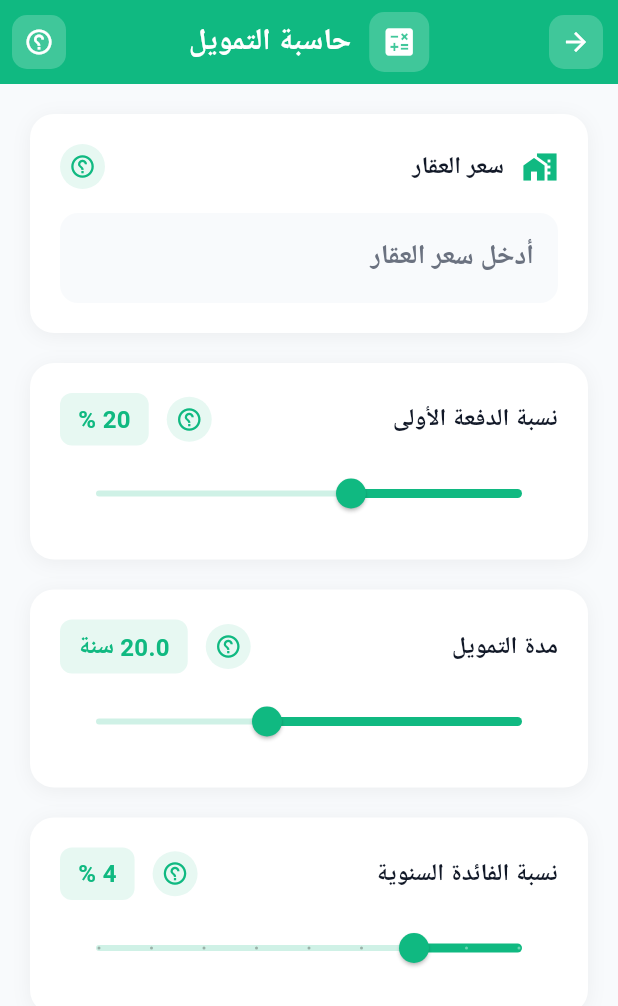
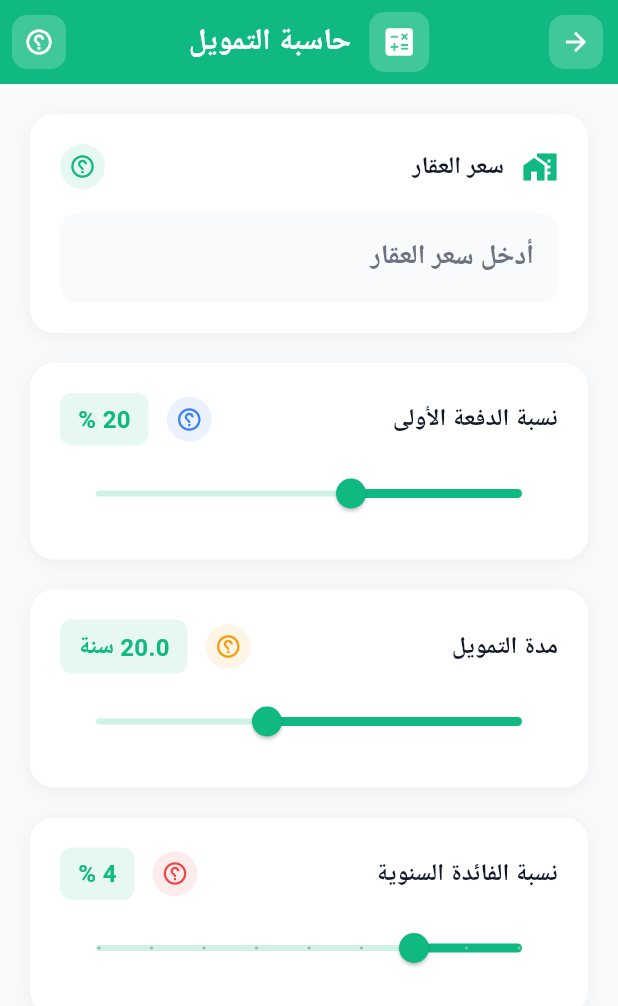
Before and after one commit to kkkrraamm/aldlma, a Flutter app: the MortgageCalculatorPage screen opened directly, on a phone screen of 412 x 824 dp. Shown: the top 1006 px of the screen. Run offline on Flutter 3.47's test engine with Material 3 defaults, Android fonts, the phone set to English and light mode, and no system bars; our stand-ins replace cached_network_image, device_info_plus, firebase_core, firebase_messaging, fl_chart, flutter_local_notifications and 9 more; accounts and stored records are empty; network calls fail; Roboto replaces fonts that are missing (Cairo).

Commit message:
feat: إضافة ملف مساعد مشترك للحاسبات
✅ التحديثات:
- إنشاء calculator_helpers.dart
- دوال مشتركة:
  • showFieldHelp() - نافذة الشرح
  • buildHelpButton() - زر المساعدة
- تحديث mortgage_calculator لاستخدام الدوال المشتركة
- حذف الكود المكرر
- ملف JSON بجميع الشروحات

✅ الفوائد:
- كود أنظف
- سهولة الصيانة
- إضافة سريعة لباقي الحاسبات

```diff
--- /dev/null
+++ b/lib/calculator_helpers.dart
@@ -0,0 +1,131 @@
+import 'package:flutter/material.dart';
+import 'package:google_fonts/google_fonts.dart';
+import 'theme_config.dart';
+
+/// دالة لعرض نافذة شرح الحقل
+void showFieldHelp(
+  BuildContext context,
+  ThemeConfig theme,
+  String title,
+  String description,
+  IconData icon,
+  Color color,
+) {
+  showDialog(
+    context: context,
+    builder: (context) => Dialog(
+      backgroundColor: Colors.transparent,
+      child: Container(
+        padding: const EdgeInsets.all(24),
+        decoration: BoxDecoration(
+          color: theme.isDarkMode ? const Color(0xFF1a1f2e) : Colors.white,
+          borderRadius: BorderRadius.circular(24),
+          boxShadow: [
+            BoxShadow(
+              color: Colors.black.withOpacity(0.2),
+              blurRadius: 20,
+              offset: const Offset(0, 10),
+            ),
+          ],
+        ),
+        child: Column(
+          mainAxisSize: MainAxisSize.min,
+          children: [
+            // الأيقونة
+            Container(
+              padding: const EdgeInsets.all(16),
+              decoration: BoxDecoration(
+                gradient: LinearGradient(
+                  colors: [color, color.withOpacity(0.8)],
+                ),
+                shape: BoxShape.circle,
+                boxShadow: [
+                  BoxShadow(
+                    color: color.withOpacity(0.3),
+                    blurRadius: 12,
+                    offset: const Offset(0, 4),
+                  ),
+                ],
+              ),
+              child: Icon(icon, color: Colors.white, size: 32),
+            ),
+            const SizedBox(height: 20),
+
+            // العنوان
+            Text(
+              title,
+              style: GoogleFonts.cairo(
+                fontSize: 20,
+                fontWeight: FontWeight.bold,
+                color: theme.textPrimaryColor,
+              ),
+              textAlign: TextAlign.center,
+            ),
+            const SizedBox(height: 16),
+
+            // الوصف
+            Text(
+              description,
+              style: GoogleFonts.cairo(
+                fontSize: 15,
+                color: theme.textSecondaryColor,
+                height: 1.6,
+              ),
+              textAlign: TextAlign.center,
+            ),
+            const SizedBox(height: 24),
+
+            // زر الإغلاق
+            SizedBox(
+              width: double.infinity,
+              child: ElevatedButton(
+                onPressed: () => Navigator.pop(context),
+                style: ElevatedButton.styleFrom(
+                  backgroundColor: color,
+                  padding: const EdgeInsets.symmetric(vertical: 14),
+                  shape: RoundedRectangleBorder(
+                    borderRadius: BorderRadius.circular(12),
+                  ),
+                ),
+                child: Text(
+                  'فهمت!',
+                  style: GoogleFonts.cairo(
+                    fontSize: 16,
+                    fontWeight: FontWeight.bold,
+                    color: Colors.white,
+                  ),
+                ),
+              ),
+            ),
+          ],
+        ),
+      ),
+    ),
+  );
+}
+
+/// زر المساعدة الصغير
+Widget buildHelpButton(
+  BuildContext context,
+  ThemeConfig theme,
+  String title,
+  String description,
+  IconData icon,
+  Color color,
+) {
+  return GestureDetector(
+    onTap: () => showFieldHelp(context, theme, title, description, icon, color),
+    child: Container(
+      padding: const EdgeInsets.all(6),
+      decoration: BoxDecoration(
+        color: color.withOpacity(0.1),
+        shape: BoxShape.circle,
+      ),
+      child: Icon(
+        Icons.help_outline,
+        size: 18,
+        color: color,
+      ),
+    ),
+  );
+}
--- a/lib/mortgage_calculator_page.dart
+++ b/lib/mortgage_calculator_page.dart
@@ -4,6 +4,7 @@ import 'package:flutter/services.dart';
 import 'package:google_fonts/google_fonts.dart';
 import 'package:provider/provider.dart';
 import 'theme_config.dart';
+import 'calculator_helpers.dart' as helpers;
 
 class MortgageCalculatorPage extends StatefulWidget {
   final double? initialPrice;
@@ -361,21 +362,7 @@ class _MortgageCalculatorPageState extends State<MortgageCalculatorPage> {
                 ),
               ),
               if (hint != null)
-                GestureDetector(
-                  onTap: () => _showFieldHelp(context, theme, label, hint, icon, theme.primaryColor),
-                  child: Container(
-                    padding: const EdgeInsets.all(6),
-                    decoration: BoxDecoration(
-                      color: theme.primaryColor.withOpacity(0.1),
-                      shape: BoxShape.circle,
-                    ),
-                    child: Icon(
-                      Icons.help_outline,
-                      size: 18,
-                      color: theme.primaryColor,
-                    ),
-                  ),
-                ),
+                helpers.buildHelpButton(context, theme, label, hint, icon, theme.primaryColor),
             ],
           ),
           const SizedBox(height: 16),
@@ -460,21 +447,7 @@ class _MortgageCalculatorPageState extends State<MortgageCalculatorPage> {
                       ),
                     ),
                     if (hint != null)
-                      GestureDetector(
-                        onTap: () => _showFieldHelp(context, theme, label, hint, icon ?? Icons.tune, color ?? theme.primaryColor),
-                        child: Container(
-                          padding: const EdgeInsets.all(6),
-                          decoration: BoxDecoration(
-                            color: theme.primaryColor.withOpacity(0.1),
-                            shape: BoxShape.circle,
-                          ),
-                          child: Icon(
-                            Icons.help_outline,
-                            size: 18,
-                            color: theme.primaryColor,
-                          ),
-                        ),
-                      ),
+                      helpers.buildHelpButton(context, theme, label, hint, icon ?? Icons.tune, color ?? theme.primaryColor),
                   ],
                 ),
               ),
@@ -840,100 +813,6 @@ class _MortgageCalculatorPageState extends State<MortgageCalculatorPage> {
     );
   }
 
-  void _showFieldHelp(BuildContext context, ThemeConfig theme, String title, String description, IconData icon, Color color) {
-    showDialog(
-      context: context,
-      builder: (context) => Dialog(
-        backgroundColor: Colors.transparent,
-        child: Container(
-          padding: const EdgeInsets.all(24),
-          decoration: BoxDecoration(
-            color: theme.isDarkMode ? const Color(0xFF1a1f2e) : Colors.white,
-            borderRadius: BorderRadius.circular(24),
-            boxShadow: [
-              BoxShadow(
-                color: Colors.black.withOpacity(0.2),
-                blurRadius: 20,
-                offset: const Offset(0, 10),
-              ),
-            ],
-          ),
-          child: Column(
-            mainAxisSize: MainAxisSize.min,
-            children: [
-              // الأيقونة
-              Container(
-                padding: const EdgeInsets.all(16),
-                decoration: BoxDecoration(
-                  gradient: LinearGradient(
-                    colors: [color, color.withOpacity(0.8)],
-                  ),
-                  shape: BoxShape.circle,
-                  boxShadow: [
-                    BoxShadow(
-                      color: color.withOpacity(0.3),
-                      blurRadius: 12,
-                      offset: const Offset(0, 4),
-                    ),
-                  ],
-                ),
-                child: Icon(icon, color: Colors.white, size: 32),
-              ),
-              const SizedBox(height: 20),
-
-              // العنوان
-              Text(
-                title,
-                style: GoogleFonts.cairo(
-                  fontSize: 20,
-                  fontWeight: FontWeight.bold,
-                  color: theme.textPrimaryColor,
-                ),
-                textAlign: TextAlign.center,
-              ),
-              const SizedBox(height: 16),
-
-              // الوصف
-              Text(
-                description,
-                style: GoogleFonts.cairo(
-                  fontSize: 15,
-                  color: theme.textSecondaryColor,
-                  height: 1.6,
-                ),
-                textAlign: TextAlign.center,
-              ),
-              const SizedBox(height: 24),
-
-              // زر الإغلاق
-              SizedBox(
-                width: double.infinity,
-                child: ElevatedButton(
-                  onPressed: () => Navigator.pop(context),
-                  style: ElevatedButton.styleFrom(
-                    backgroundColor: color,
-                    padding: const EdgeInsets.symmetric(vertical: 14),
-                    shape: RoundedRectangleBorder(
-                      borderRadius: BorderRadius.circular(12),
-                    ),
-                  ),
-                  child: Text(
-                    'فهمت!',
-                    style: GoogleFonts.cairo(
-                      fontSize: 16,
-                      fontWeight: FontWeight.bold,
-                      color: Colors.white,
-                    ),
-                  ),
-                ),
-              ),
-            ],
-          ),
-        ),
-      ),
-    );
-  }
-
   @override
   void dispose() {
     _priceController.dispose();
```
